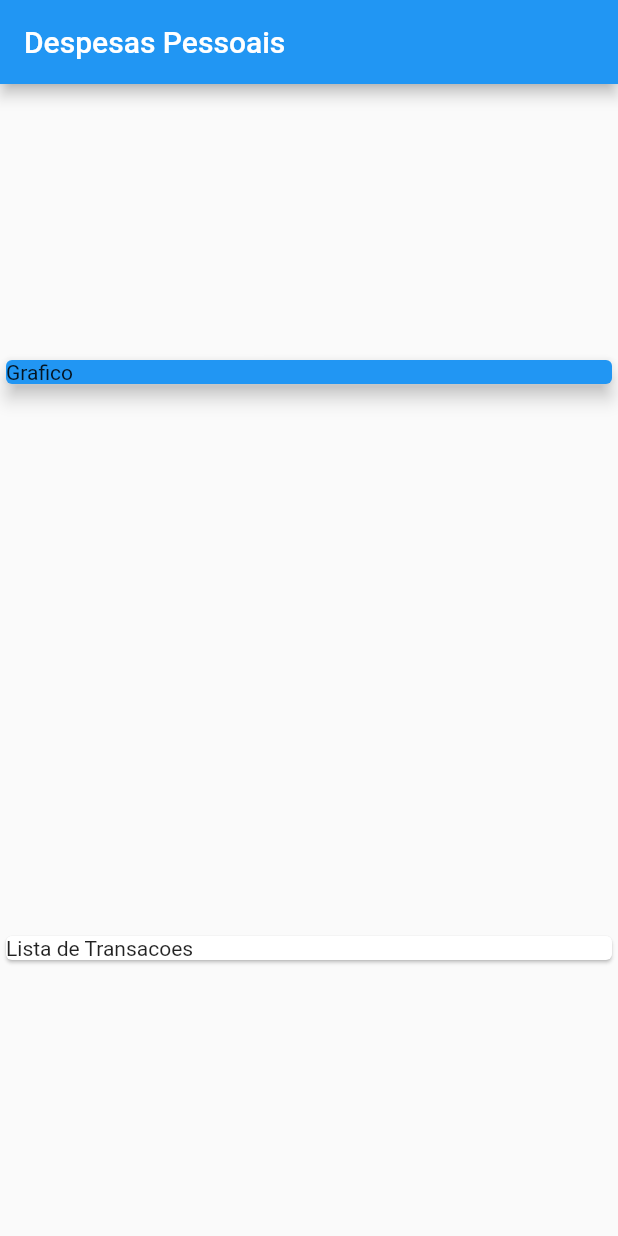
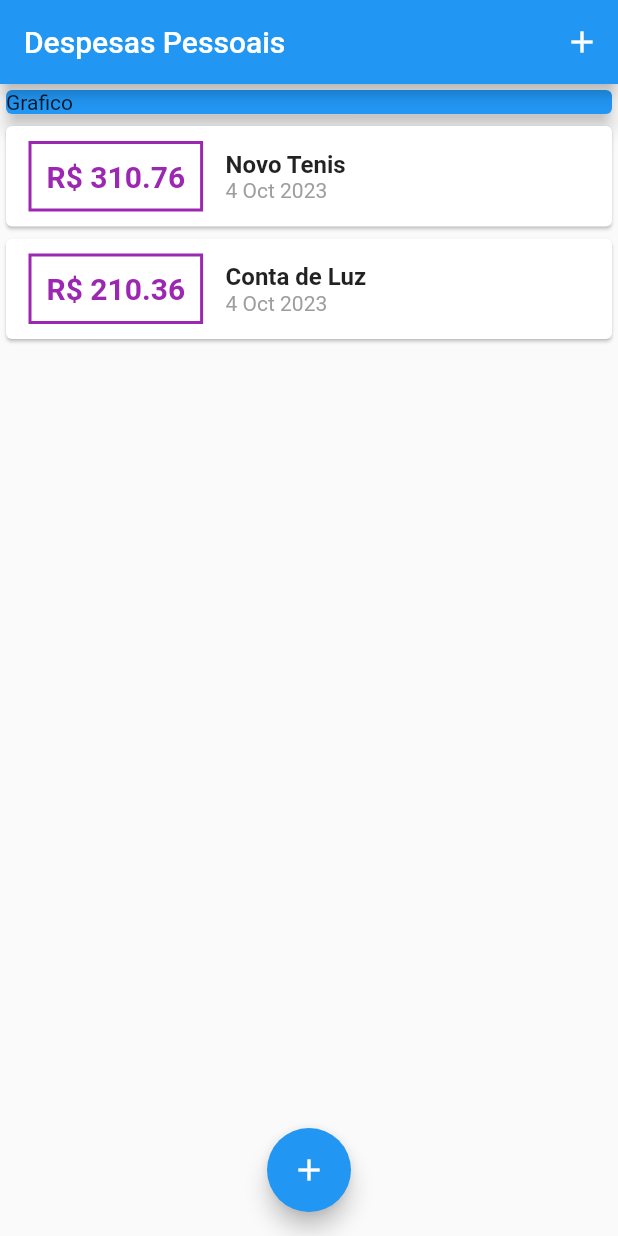
Before and after one commit to 0Willian0/ExpensesApp, a Flutter app: the screen it shows after launch, on a phone screen of 412 x 824 dp. Run offline on Flutter 3.47's test engine with Material 2 defaults, Android fonts, the phone set to English and light mode, and no system bars; missing offline and left inert: dart:ffi.

Commit message:
create transaction_form and list

```diff
--- /dev/null
+++ b/lib/components/transaction_list.dart
@@ -0,0 +1,67 @@
+
+import 'package:flutter/material.dart';
+import '../transaction.dart';
+import 'package:intl/intl.dart';
+
+class TransactionList extends StatelessWidget {
+
+  final List<Transaction> transactions;
+
+  TransactionList(this.transactions);
+
+  @override
+  Widget build(BuildContext context) {
+    return Container(
+      height: 300,
+      child: ListView.builder(
+        itemCount: transactions.length,
+        itemBuilder: (ctx, index){
+          final tr = transactions[index];
+          return Card(
+            child: Row(
+              children: <Widget>[
+                Container(
+                  margin: EdgeInsets.symmetric(
+                      horizontal: 15,
+                      vertical: 10
+                  ),
+                  decoration: BoxDecoration(
+                      border: Border.all(
+                          color: Colors.purple,
+                          width: 2
+                      )
+                  ),
+                  padding: EdgeInsets.all(10),
+                  child: Text(
+                    'R\$ ${tr.value.toString()}',
+                    style: TextStyle(
+                        fontWeight: FontWeight.bold,
+                        fontSize: 20,
+                        color: Colors.purple
+                    ),
+                  ),
+
+                ),
+                Column(
+                  crossAxisAlignment: CrossAxisAlignment.start,
+                  children: <Widget>[
+                    Text(tr.title,
+                      style: TextStyle(
+                        fontWeight: FontWeight.bold,
+                        fontSize: 16,
+                      ),
+                    ),
+                    Text(DateFormat('d MMM y').format(tr.date),
+                      style: TextStyle(
+                          color: Colors.grey
+                      ),)
+                  ],
+                )
+              ],
+            ),
+          );
+        },
+      ),
+    );
+  }
+}
--- a/lib/main.dart
+++ b/lib/main.dart
@@ -1,4 +1,10 @@
 
+import 'dart:ffi';
+
+import 'package:expenses_app/transaction.dart';
+import 'dart:math';
+import './components/transaction_form.dart';
+import './components/transaction_list.dart';
 import 'package:flutter/material.dart';
 
 main()
@@ -16,17 +22,53 @@ class ExpensesApp extends StatelessWidget {
   }
 }
 
-class MyHomePage extends StatelessWidget {
-  const MyHomePage({super.key});
+class MyHomePage extends StatefulWidget {
+
+  @override
+  State<MyHomePage> createState() => _MyHomePageState();
+}
+
+class _MyHomePageState extends State<MyHomePage> {
+  final _transaction = [Transaction(id: 't1', title: 'Novo Tenis', value: 310.76, date: DateTime.now()),
+    Transaction(id: 't2', title: 'Conta de Luz', value: 210.36, date: DateTime.now())];
+  _addTransaction(String title, double value)
+  {
+    final newTransaction = Transaction(
+        id: Random().nextDouble().toString(),
+        title: title,
+        value: value,
+        date: DateTime.now()
+    );
+    setState(() {
+      _transaction.add(newTransaction);
+    });
+
+    Navigator.of(context).pop();
+  }
+
+  _openTransactionFormModal(BuildContext context)
+  {
+    showModalBottomSheet(
+        context: context,
+        builder: (_){
+          return TransactionForm(_addTransaction);
+        });
+  }
 
   @override
   Widget build(BuildContext context) {
+
     return Scaffold(
       appBar: AppBar(
         title: Text('Despesas Pessoais'),
+        actions: <Widget>[
+          IconButton(
+              onPressed: () => _openTransactionFormModal(context),
+              icon: Icon(Icons.add))
+        ],
       ),
-      body: Column(
-        mainAxisAlignment: MainAxisAlignment.spaceAround,
+      body: SingleChildScrollView(
+        child: Column(
           crossAxisAlignment: CrossAxisAlignment.stretch,
           children: <Widget>[
             Container(
@@ -37,11 +79,15 @@ class MyHomePage extends StatelessWidget {
                 elevation: 5
               ),
             ),
-          Card(
-              child: Text('Lista de Transacoes'),
-            )
+            TransactionList(_transaction)
           ],
     ),
+      ),
+      floatingActionButton: FloatingActionButton(
+        child: Icon(Icons.add),
+        onPressed: () => _openTransactionFormModal(context),
+      ),
+      floatingActionButtonLocation: FloatingActionButtonLocation.centerFloat,
     );
   }
 }
--- a/lib/transaction.dart
+++ b/lib/transaction.dart
@@ -0,0 +1,14 @@
+class Transaction
+{
+  final String id;
+  final String title;
+  final double value;
+  final DateTime date;
+
+  Transaction({
+    required this.id,
+    required this.title,
+    required this.value,
+    required this.date
+  });
+}
--- a/pubspec.yaml
+++ b/pubspec.yaml
@@ -30,7 +30,7 @@ environment:
 dependencies:
   flutter:
     sdk: flutter
-
+  intl: ^0.17.0
 
   # The following adds the Cupertino Icons font to your application.
   # Use with the CupertinoIcons class for iOS style icons.
```
Also changed, not shown: lib/components/transaction_form.dart (added, +73 -0 lines), pubspec.lock. Lines whose indentation alone changed are shown as unchanged.
